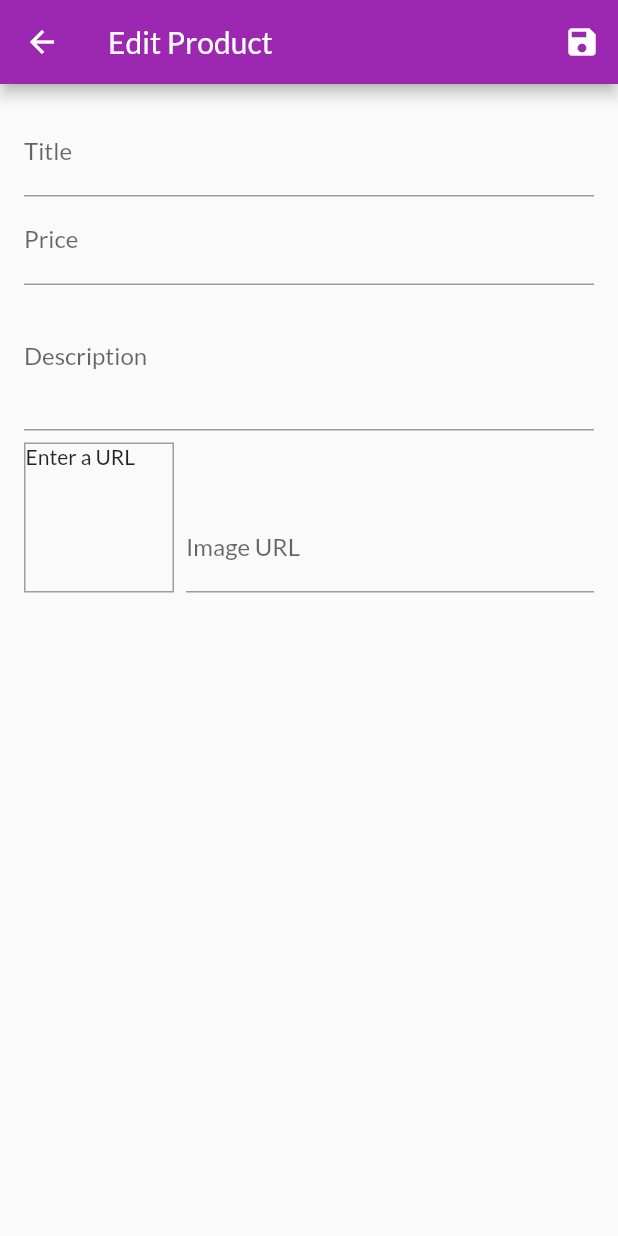
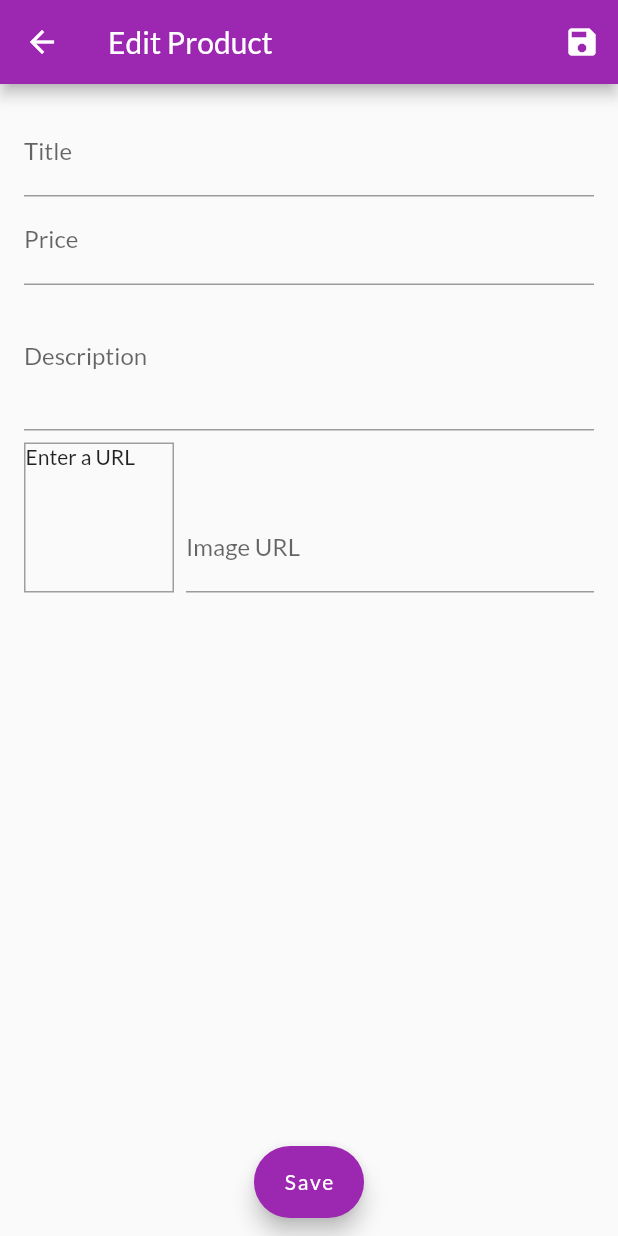
Before and after one commit to pavankalyan0424/udemy_shops, a Flutter app: the EditProductScreen screen opened by its route, on a phone screen of 412 x 824 dp. Run offline on Flutter 3.47's test engine with Material 2 defaults, Android fonts, the phone set to English and light mode, and no system bars; network calls fail.

Commit message:
final edit

```diff
--- a/lib/pages/edit_product_screen.dart
+++ b/lib/pages/edit_product_screen.dart
@@ -73,6 +73,14 @@ class _EditProductScreenState extends State<EditProductScreen> {
             onPressed: () => _safeForm(),
           )
         ],
+      ),
+      floatingActionButtonLocation:
+          FloatingActionButtonLocation.miniCenterFloat,
+      floatingActionButton: FloatingActionButton.extended(
+        backgroundColor: Theme.of(context).primaryColor,
+        isExtended: true,
+        label: Text('Save'),
+        onPressed: () => _safeForm(),
       ),
       body: Padding(
         padding: const EdgeInsets.all(16.0),
@@ -187,6 +195,11 @@ class _EditProductScreenState extends State<EditProductScreen> {
                     child: TextFormField(
                       onEditingComplete: () {
                         setState(() {});
+                        FocusScope.of(context).unfocus();
+                      },
+                      onFieldSubmitted: (value) {
+                        setState(() {});
+                        FocusScope.of(context).unfocus();
                       },
                       validator: (value) {
                         if (value.isEmpty) return 'Please provide a value.';
@@ -195,7 +208,6 @@ class _EditProductScreenState extends State<EditProductScreen> {
                           return 'Please Enter a valid imageUrl';
                         return null;
                       },
-                      onFieldSubmitted: (value) => _safeForm(),
                       onSaved: (value) {
                         _editedProduct = Product(
                             isFavorite: _editedProduct.isFavorite,
```
